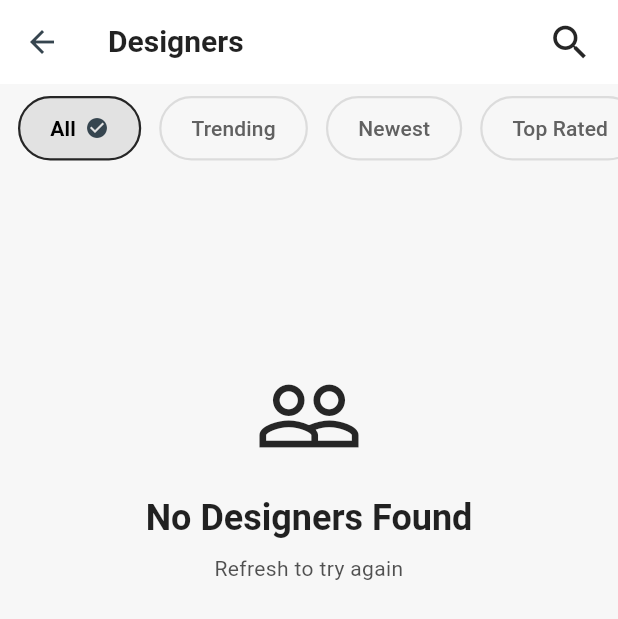
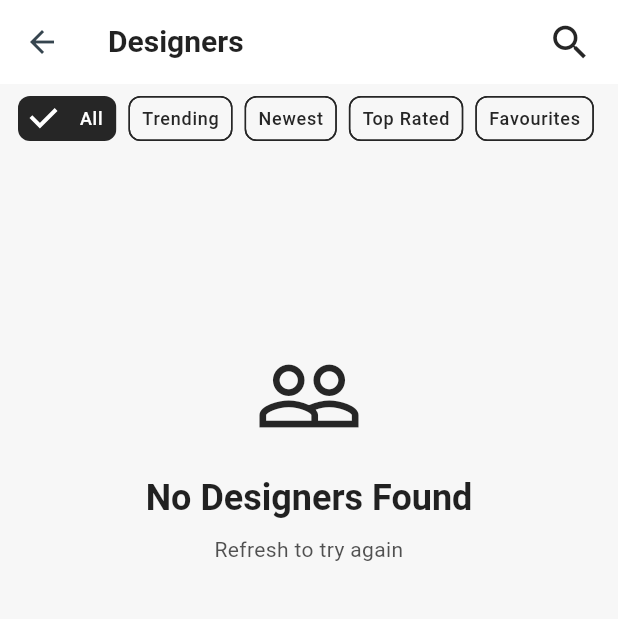
Before and after one commit to profause/fashionista-flutter, a Flutter app: the DesignersScreen screen opened directly, after a tap on "All", on a phone screen of 412 x 824 dp. Shown: the top 619 px of the screen. Run offline on Flutter 3.47's test engine with Material 3 defaults, Android fonts, the phone set to English and light mode, and no system bars; our stand-ins replace cached_network_image, cloud_firestore, dartz, equatable, firebase_auth, firebase_core and 7 more; accounts and stored records are empty.

```diff
--- a/lib/data/models/designers/designer_model.dart
+++ b/lib/data/models/designers/designer_model.dart
@@ -104,7 +104,7 @@ class Designer extends Equatable {
       businessName: '',
       socialHandles: [],
       ratings: 0.0,
-      bannerImage: 'https://picsum.photos/300/200?grayscale',
+      bannerImage: '',
       isFavourite: false,
     );
   }
--- a/lib/presentation/screens/designers/designers_screen.dart
+++ b/lib/presentation/screens/designers/designers_screen.dart
@@ -142,21 +142,34 @@ class _DesignersScreenState extends State<DesignersScreen> {
               padding: const EdgeInsets.symmetric(horizontal: 12),
               scrollDirection: Axis.horizontal,
               child: Row(
-                children: filters.map((filter) {
-                  final isSelected =
-                      filter == selectedFilter ||
-                      (selectedFilter == '' && filter == 'All');
-                  return CustomFilterButton(
-                    title: filter,
-                    isSelectedNotifier: ValueNotifier(isSelected),
-                    onSelect: (title) {
+                children: [
+                  CustomFilterButton(
+                    items: filters,
+                    initialValue: 'All',
+                    onSelect: (filter) {
                       setState(() {
-                        selectedFilter = title;
-                        query = queryBuilder(title);
+                        selectedFilter = filter;
+                        query = queryBuilder(filter);
                       });
                     },
-                  );
-                }).toList(),
+                  ),
+                ],
+
+                // children: filters.map((filter) {
+                //   final isSelected =
+                //       filter == selectedFilter ||
+                //       (selectedFilter == '' && filter == 'All');
+                //   return CustomFilterButton(
+                //     title: filter,
+                //     isSelectedNotifier: ValueNotifier(isSelected),
+                //     onSelect: (title) {
+                //       setState(() {
+                //         selectedFilter = title;
+                //         query = queryBuilder(title);
+                //       });
+                //     },
+                //   );
+                // }).toList(),
               ),
             ),
           ),
--- a/lib/presentation/screens/profile/create_profile_screen.dart
+++ b/lib/presentation/screens/profile/create_profile_screen.dart
@@ -104,6 +104,7 @@ class _CreateProfileScreenState extends State<CreateProfileScreen> {
     final colorScheme = Theme.of(context).colorScheme;
     return BlocBuilder<UserBloc, User>(
       builder: (context, user) {
+        debugPrint('User: $user');
         _fullNameController.text = user.fullName;
         _userNameController.text = user.userName;
         _mobileNumberController.text = user.mobileNumber;
@@ -303,7 +304,7 @@ class _CreateProfileScreenState extends State<CreateProfileScreen> {
                           crossAxisAlignment: CrossAxisAlignment.start,
                           children: [
                             CustomChipFormFieldWidget(
-                              initialValue: user.gender,
+                              initialValue: user.gender.trim(),
                               label: 'Gender',
                               items: ['Male', 'Female'],
                               onChanged: (gender) {
@@ -354,7 +355,7 @@ class _CreateProfileScreenState extends State<CreateProfileScreen> {
                           crossAxisAlignment: CrossAxisAlignment.start,
                           children: [
                             CustomChipFormFieldWidget(
-                              initialValue: user.accountType,
+                              initialValue: user.accountType.trim(),
                               label: 'Account Type',
                               items: ['Regular', 'Designer'],
                               onChanged: (value) {
--- a/lib/presentation/screens/profile/profile_screen.dart
+++ b/lib/presentation/screens/profile/profile_screen.dart
@@ -9,7 +9,6 @@ import 'package:fashionista/data/models/profile/models/user.dart';
 import 'package:fashionista/data/services/firebase_user_service.dart';
 import 'package:fashionista/domain/usecases/profile/fetch_user_profile_usecase.dart';
 import 'package:fashionista/presentation/screens/auth/sign_in_screen.dart';
-import 'package:fashionista/presentation/screens/designers/designer_details_screen.dart';
 import 'package:fashionista/presentation/screens/designers/designer_profile_page.dart';
 import 'package:fashionista/presentation/screens/profile/edit_profile_screen.dart';
 import 'package:fashionista/presentation/screens/profile/user_profile_page.dart';
@@ -330,7 +329,7 @@ class _ProfileScreenState extends State<ProfileScreen> {
           ).showSnackBar(SnackBar(content: Text(ifLeft)));
         },
         (ifRight) {
-          userBloc.clear();
+
           userBloc.add(UpdateUser(ifRight));
 
           if (mounted) {
--- a/lib/presentation/screens/profile/widgets/custom_chip_form_field_widget.dart
+++ b/lib/presentation/screens/profile/widgets/custom_chip_form_field_widget.dart
@@ -25,6 +25,7 @@ class _CustomChipFormFieldState extends State<CustomChipFormFieldWidget> {
   void initState() {
     super.initState();
     selectedValue = widget.initialValue ?? '';
+    selectValue(selectedValue);
   }
 
   void selectValue(String initialValue) {
--- a/lib/presentation/widgets/custom_filter_button.dart
+++ b/lib/presentation/widgets/custom_filter_button.dart
@@ -1,74 +1,69 @@
 import 'package:flutter/material.dart';
 
-class CustomFilterButton extends StatelessWidget {
-  final String title;
-  final ValueNotifier<bool>? isSelectedNotifier;
+class CustomFilterButton extends StatefulWidget {
+  final String? initialValue;
   final Function(String) onSelect;
+  final List<String> items;
 
   const CustomFilterButton({
     super.key,
-    required this.title,
-    this.isSelectedNotifier,
     required this.onSelect,
+    required this.items,
+    this.initialValue,
   });
+
+  @override
+  State<CustomFilterButton> createState() => _CustomFilterButtonState();
+}
+
+class _CustomFilterButtonState extends State<CustomFilterButton> {
+  late String selectedValue;
+
+  @override
+  void initState() {
+    super.initState();
+    selectedValue = widget.initialValue ?? '';
+    //selectValue(selectedValue);
+  }
+
+  void selectValue(String initialValue) {
+    setState(() {
+      selectedValue = initialValue;
+    });
+    widget.onSelect(initialValue);
+  }
 
   @override
   Widget build(BuildContext context) {
     final textTheme = Theme.of(context).textTheme;
     final colorScheme = Theme.of(context).colorScheme;
-    return ValueListenableBuilder<bool>(
-      valueListenable: isSelectedNotifier!,
-      builder: (_, isSelected, __) {
-        return Container(
-          margin: const EdgeInsets.only(right: 12),
-          child: Material(
-            color: Colors.transparent,
-            child: InkWell(
-              onTap: () {
-                onSelect(title);
-              },
-              borderRadius: BorderRadius.circular(30),
-              child: Container(
-                padding: const EdgeInsets.symmetric(
-                  horizontal: 20,
-                  vertical: 10,
-                ),
-                decoration: BoxDecoration(
-                  color: isSelected
-                      ? colorScheme.primary.withValues(alpha: 0.1)
-                      : Colors.transparent,
-                  border: Border.all(
-                    color: isSelected
-                        ? colorScheme.primary
-                        : Colors.grey.withValues(alpha: 0.3),
-                    width: 1.5,
-                  ),
-                  borderRadius: BorderRadius.circular(30),
-                ),
-                child: Row(
-                  mainAxisSize: MainAxisSize.min,
-                  children: [
-                    Text(
-                      title,
-                      style: textTheme.titleSmall!.copyWith(
-                        color: isSelected ? Colors.black : Colors.grey[700],
-                        fontSize: 14,
-                        fontWeight: isSelected
-                            ? FontWeight.w600
-                            : FontWeight.w500,
-                      ),
-                    ),
-                    if (isSelected) ...[
-                      const SizedBox(width: 6),
-                      Icon(Icons.check_circle, size: 16),
-                    ],
-                  ],
-                ),
+    return Container(
+      margin: const EdgeInsets.only(right: 12),
+      child: Wrap(
+        spacing: 8,
+        children: widget.items.map((value) {
+          final bool isSelected = selectedValue == value;
+          return ChoiceChip(
+            label: Text(
+              value,
+              style: textTheme.labelMedium!.copyWith(
+                color: isSelected ? colorScheme.onPrimary : colorScheme.primary,
               ),
             ),
-          ),
-        );
-      },
+            selected: isSelected,
+            onSelected: (_) => selectValue(value),
+            selectedColor: Theme.of(context).colorScheme.primary,
+            labelStyle: textTheme.labelMedium!.copyWith(
+              color: isSelected
+                  ? Theme.of(context).colorScheme.onPrimary
+                  : Theme.of(context).colorScheme.primary,
+            ),
+            materialTapTargetSize: MaterialTapTargetSize.shrinkWrap,
+            visualDensity: VisualDensity.compact,
+            padding: EdgeInsets.zero, // remove extra padding
+          );
+        }).toList(),
+      ),
     );
   }
 }
```
Also changed, not shown: lib/presentation/screens/auth/sign_in_screen.dart (+12 -0 lines), lib/presentation/screens/designers/designer_details_screen.dart (+56 -2 lines), lib/presentation/screens/designers/widgets/designer_info_card_widget.dart (+7 -2 lines), lib/presentation/screens/profile/user_profile_page.dart (+7 -7 lines), lib/presentation/screens/splash/splash_screen.dart (+7 -1 lines), lib/presentation/widgets/banner_image_widget.dart (+2 -5 lines), lib/presentation/widgets/custom_colored_banner.dart (added, +74 -0 lines).
